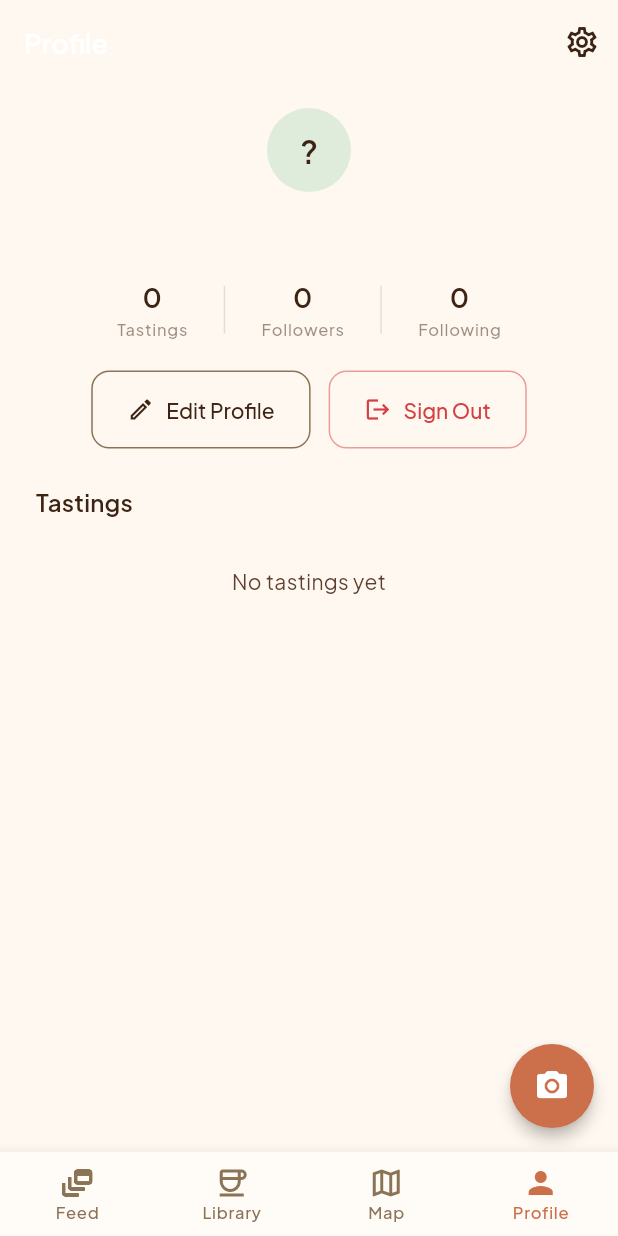
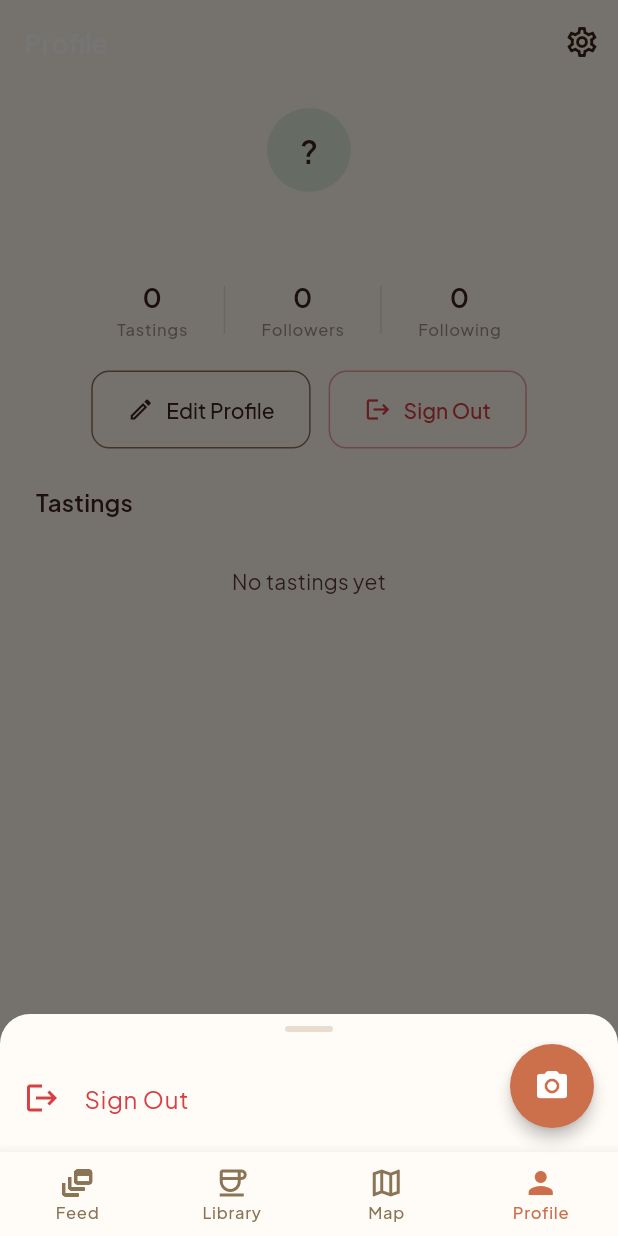
Before and after one commit to fitzlucassen/coffeeno, a Flutter app: the UserProfileScreen screen opened by its route, after a tap on the "settings" icon, on a phone screen of 412 x 824 dp. Run offline on Flutter 3.47's test engine with Material 3 defaults, Android fonts, the phone set to English and light mode, and no system bars; our stand-ins replace cached_network_image, cloud_firestore, firebase_auth, firebase_core, flutter_map, flutter_riverpod and 6 more; missing offline and left inert: google_mlkit_text_recognition; accounts and stored records are empty; network calls fail.

```diff
--- a/assets/l10n/app_en.arb
+++ b/assets/l10n/app_en.arb
@@ -243,5 +243,7 @@
   "addCoffeesForMap": "Add coffees with origin info to see them on the map",
   "@addCoffeesForMap": { "description": "Empty map subtitle" },
   "noCoffeesFromOrigin": "No coffees found for this origin",
-  "@noCoffeesFromOrigin": { "description": "Empty origin ranking" }
+  "@noCoffeesFromOrigin": { "description": "Empty origin ranking" },
+  "deleteCoffeeConfirm": "Delete this coffee and all its tastings?",
+  "@deleteCoffeeConfirm": { "description": "Delete coffee confirmation message" }
 }
--- a/assets/l10n/app_fr.arb
+++ b/assets/l10n/app_fr.arb
@@ -103,5 +103,6 @@
   "byOrigin": "Par origine",
   "noOriginsYet": "Aucune origine de café à afficher",
   "addCoffeesForMap": "Ajoutez des cafés avec une origine pour les voir sur la carte",
-  "noCoffeesFromOrigin": "Aucun café trouvé pour cette origine"
+  "noCoffeesFromOrigin": "Aucun café trouvé pour cette origine",
+  "deleteCoffeeConfirm": "Supprimer ce café et toutes ses dégustations ?"
 }
--- a/lib/features/social/presentation/screens/user_profile_screen.dart
+++ b/lib/features/social/presentation/screens/user_profile_screen.dart
@@ -7,6 +7,42 @@ import 'package:coffeeno/core/widgets/star_rating.dart';
 import 'package:coffeeno/features/social/presentation/providers/social_provider.dart';
 import 'package:coffeeno/features/social/presentation/widgets/follow_button.dart';
 import 'package:coffeeno/features/social/presentation/widgets/user_avatar.dart';
+
+void _showSettingsSheet(BuildContext context) {
+  final l10n = AppLocalizations.of(context);
+  final colorScheme = Theme.of(context).colorScheme;
+
+  showModalBottomSheet(
+    context: context,
+    builder: (ctx) => SafeArea(
+      child: Column(
+        mainAxisSize: MainAxisSize.min,
+        children: [
+          const SizedBox(height: 8),
+          Container(
+            width: 32,
+            height: 4,
+            decoration: BoxDecoration(
+              color: colorScheme.outlineVariant,
+              borderRadius: BorderRadius.circular(2),
+            ),
+          ),
+          const SizedBox(height: 16),
+          ListTile(
+            leading: Icon(Icons.logout, color: colorScheme.error),
+            title: Text(l10n.signOut,
+                style: TextStyle(color: colorScheme.error)),
+            onTap: () async {
+              Navigator.of(ctx).pop();
+              await FirebaseAuth.instance.signOut();
+            },
+          ),
+          const SizedBox(height: 8),
+        ],
+      ),
+    ),
+  );
+}
 
 class UserProfileScreen extends ConsumerWidget {
   const UserProfileScreen({super.key, this.userId});
@@ -44,7 +80,7 @@ class UserProfileScreen extends ConsumerWidget {
                 IconButton(
                   icon: const Icon(Icons.settings_outlined),
                   tooltip: l10n.settings,
-                  onPressed: () {},
+                  onPressed: () => _showSettingsSheet(context),
                 ),
               ]
             : null,
--- a/lib/features/tasting/domain/tasting.dart
+++ b/lib/features/tasting/domain/tasting.dart
@@ -4,6 +4,8 @@ class Tasting {
   const Tasting({
     required this.id,
     required this.userId,
+    this.authorName,
+    this.authorAvatar,
     required this.coffeeId,
     required this.coffeeName,
     this.coffeePhotoUrl,
@@ -31,6 +33,8 @@ class Tasting {
 
   final String id;
   final String userId;
+  final String? authorName;
+  final String? authorAvatar;
   final String coffeeId;
   final String coffeeName;
   final String? coffeePhotoUrl;
@@ -60,6 +64,8 @@ class Tasting {
     return Tasting(
       id: doc.id,
       userId: data['userId'] as String? ?? '',
+      authorName: data['authorName'] as String?,
+      authorAvatar: data['authorAvatar'] as String?,
       coffeeId: data['coffeeId'] as String? ?? '',
       coffeeName: data['coffeeName'] as String? ?? '',
       coffeePhotoUrl: data['coffeePhotoUrl'] as String?,
@@ -91,6 +97,8 @@ class Tasting {
   Map<String, dynamic> toFirestore() {
     return {
       'userId': userId,
+      'authorName': authorName,
+      'authorAvatar': authorAvatar,
       'coffeeId': coffeeId,
       'coffeeName': coffeeName,
       'coffeePhotoUrl': coffeePhotoUrl,
@@ -120,6 +128,8 @@ class Tasting {
   Tasting copyWith({
     String? id,
     String? userId,
+    String? authorName,
+    String? authorAvatar,
     String? coffeeId,
     String? coffeeName,
     String? coffeePhotoUrl,
@@ -147,6 +157,8 @@ class Tasting {
     return Tasting(
       id: id ?? this.id,
       userId: userId ?? this.userId,
+      authorName: authorName ?? this.authorName,
+      authorAvatar: authorAvatar ?? this.authorAvatar,
       coffeeId: coffeeId ?? this.coffeeId,
       coffeeName: coffeeName ?? this.coffeeName,
       coffeePhotoUrl: coffeePhotoUrl ?? this.coffeePhotoUrl,
--- a/lib/features/tasting/presentation/screens/add_tasting_screen.dart
+++ b/lib/features/tasting/presentation/screens/add_tasting_screen.dart
@@ -79,9 +79,12 @@ class _AddTastingScreenState extends ConsumerState<AddTastingScreen> {
       final water = double.parse(_waterController.text);
       final brewTimeSec = (_brewTimeMinutes * 60) + _brewTimeSeconds;
 
+      final currentUser = FirebaseAuth.instance.currentUser;
       final tasting = Tasting(
-        id: '', // Assigned by Firestore
+        id: '',
         userId: userId,
+        authorName: currentUser?.displayName ?? currentUser?.email?.split('@').first ?? '',
+        authorAvatar: currentUser?.photoURL,
         coffeeId: widget.coffeeId,
         coffeeName: coffee?.name ?? '',
         coffeePhotoUrl: coffee?.photoUrl,
--- a/lib/l10n/app_localizations.dart
+++ b/lib/l10n/app_localizations.dart
@@ -715,6 +715,12 @@ abstract class AppLocalizations {
   /// In en, this message translates to:
   /// **'No coffees found for this origin'**
   String get noCoffeesFromOrigin;
+
+  /// Delete coffee confirmation message
+  ///
+  /// In en, this message translates to:
+  /// **'Delete this coffee and all its tastings?'**
+  String get deleteCoffeeConfirm;
 }
 
 class _AppLocalizationsDelegate
--- a/lib/l10n/app_localizations_en.dart
+++ b/lib/l10n/app_localizations_en.dart
@@ -329,4 +329,7 @@ class AppLocalizationsEn extends AppLocalizations {
 
   @override
   String get noCoffeesFromOrigin => 'No coffees found for this origin';
+
+  @override
+  String get deleteCoffeeConfirm => 'Delete this coffee and all its tastings?';
 }
--- a/lib/l10n/app_localizations_fr.dart
+++ b/lib/l10n/app_localizations_fr.dart
@@ -333,4 +333,8 @@ class AppLocalizationsFr extends AppLocalizations {
 
   @override
   String get noCoffeesFromOrigin => 'Aucun café trouvé pour cette origine';
+
+  @override
+  String get deleteCoffeeConfirm =>
+      'Supprimer ce café et toutes ses dégustations ?';
 }
```
Also changed, not shown: lib/features/coffee/presentation/screens/coffee_detail_screen.dart (+35 -0 lines), lib/features/coffee/presentation/widgets/coffee_card.dart (+9 -10 lines), lib/features/feed/domain/feed_item.dart (+6 -6 lines).
